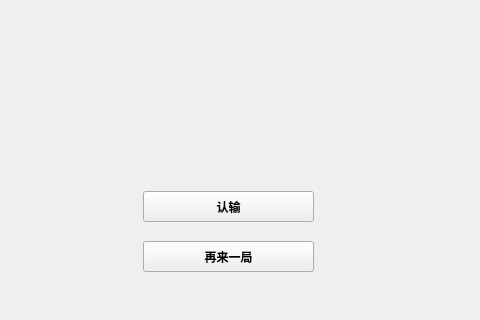
Qt form surakarta_/widget.ui (lowl6/Surakarta) before a commit; both pictures show x 397 to 877 and y 249 to 569 of the 877 by 569 pixel window.
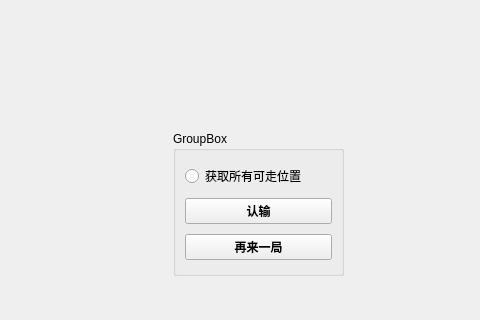
The same form after that commit.

```diff
--- a/surakarta_/widget.ui
+++ b/surakarta_/widget.ui
@@ -13,15 +13,28 @@
   <property name="windowTitle">
    <string>Widget</string>
   </property>
+  <widget class="QGroupBox" name="groupBox">
+   <property name="geometry">
+    <rect>
+     <x>570</x>
+     <y>380</y>
+     <width>171</width>
+     <height>145</height>
+    </rect>
+   </property>
+   <property name="title">
+    <string>GroupBox</string>
+   </property>
+   <layout class="QVBoxLayout" name="verticalLayout">
+    <item>
+     <widget class="QRadioButton" name="showAllgoalbtn">
+      <property name="text">
+       <string>获取所有可走位置</string>
+      </property>
+     </widget>
+    </item>
+    <item>
   <widget class="QPushButton" name="admit_defeat">
-   <property name="geometry">
-    <rect>
-     <x>540</x>
-     <y>440</y>
-     <width>171</width>
-     <height>31</height>
-    </rect>
-   </property>
    <property name="font">
     <font>
      <bold>true</bold>
@@ -31,15 +44,9 @@
     <string>认输</string>
    </property>
   </widget>
+    </item>
+    <item>
   <widget class="QPushButton" name="restart">
-   <property name="geometry">
-    <rect>
-     <x>540</x>
-     <y>490</y>
-     <width>171</width>
-     <height>31</height>
-    </rect>
-   </property>
    <property name="font">
     <font>
      <bold>true</bold>
@@ -48,6 +55,12 @@
    <property name="text">
     <string>再来一局</string>
    </property>
+      <property name="autoDefault">
+       <bool>true</bool>
+      </property>
+     </widget>
+    </item>
+   </layout>
   </widget>
  </widget>
  <resources/>
```
Lines whose indentation alone changed are shown as unchanged.
